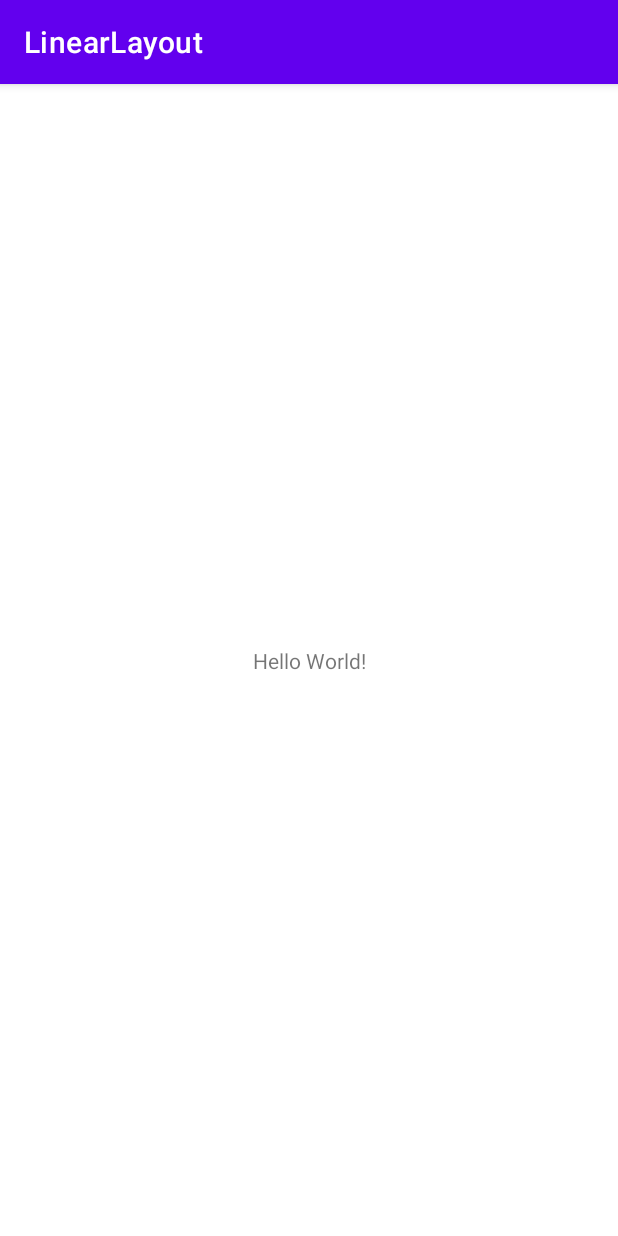
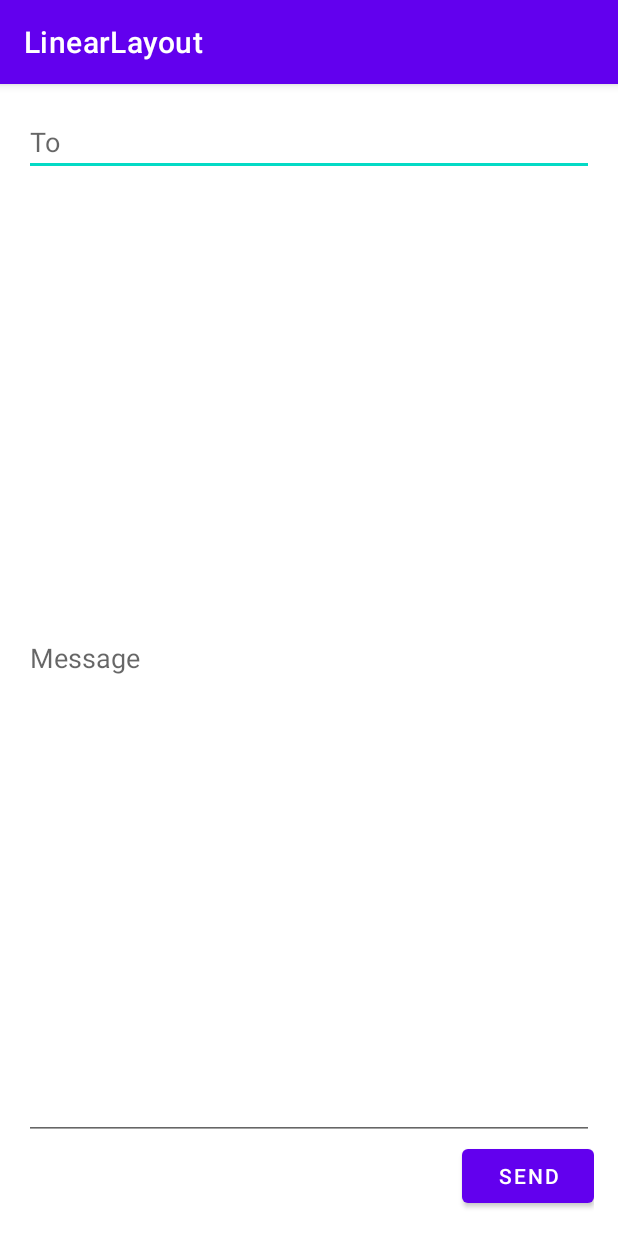
Before and after one commit to LaurensiusVincentRohandy/MOBI6059-MobileProgramming, an Android app: the screen it shows after launch (MainActivity), on a phone screen of 412 x 824 dp. Run offline under Robolectric (Android 15) with nearby library versions, the phone set to English and light mode, and no system bars.

Commit message:
Finalize Project

```diff
--- a/LinearLayout/app/src/main/res/layout/activity_main.xml
+++ b/LinearLayout/app/src/main/res/layout/activity_main.xml
@@ -1,18 +1,28 @@
 <?xml version="1.0" encoding="utf-8"?>
-<androidx.constraintlayout.widget.ConstraintLayout xmlns:android="http://schemas.android.com/apk/res/android"
-    xmlns:app="http://schemas.android.com/apk/res-auto"
+<LinearLayout xmlns:android="http://schemas.android.com/apk/res/android"
     xmlns:tools="http://schemas.android.com/tools"
     android:layout_width="match_parent"
     android:layout_height="match_parent"
+    android:padding="16dp"
+    android:orientation="vertical"
     tools:context=".MainActivity">
 
-    <TextView
+    <EditText
+        android:layout_width="match_parent"
+        android:layout_height="wrap_content"
+        android:hint="@string/to"/>
+
+    <EditText
+        android:layout_width="match_parent"
+        android:layout_height="0dp"
+        android:layout_weight="1"
+        android:layout_gravity="top"
+        android:hint="@string/message"/>
+
+    <Button
         android:layout_width="wrap_content"
         android:layout_height="wrap_content"
-        android:text="Hello World!"
-        app:layout_constraintBottom_toBottomOf="parent"
-        app:layout_constraintLeft_toLeftOf="parent"
-        app:layout_constraintRight_toRightOf="parent"
-        app:layout_constraintTop_toTopOf="parent" />
+        android:layout_gravity="end"
+        android:text="@string/send"/>
 
-</androidx.constraintlayout.widget.ConstraintLayout>
+</LinearLayout>
--- /dev/null
+++ b/LinearLayout/app/src/main/res/values/dimens.xml
@@ -0,0 +1,5 @@
+<?xml version="1.0" encoding="utf-8"?>
+<resources>
+    <dimen name="activity_horizontal_margin">16dp</dimen>
+    <dimen name="activity_vertical_margin">16dp</dimen>
+</resources>
--- a/LinearLayout/app/src/main/res/values/strings.xml
+++ b/LinearLayout/app/src/main/res/values/strings.xml
@@ -1,3 +1,9 @@
 <resources>
     <string name="app_name">LinearLayout</string>
+    <string name="text_view1">This is a text view</string>
+    <string name="click_me">CLICK ME</string>
+    <string name="button_below">Below</string>
+    <string name="to">To</string>
+    <string name="message">Message</string>
+    <string name="send">Send</string>
 </resources>
```
